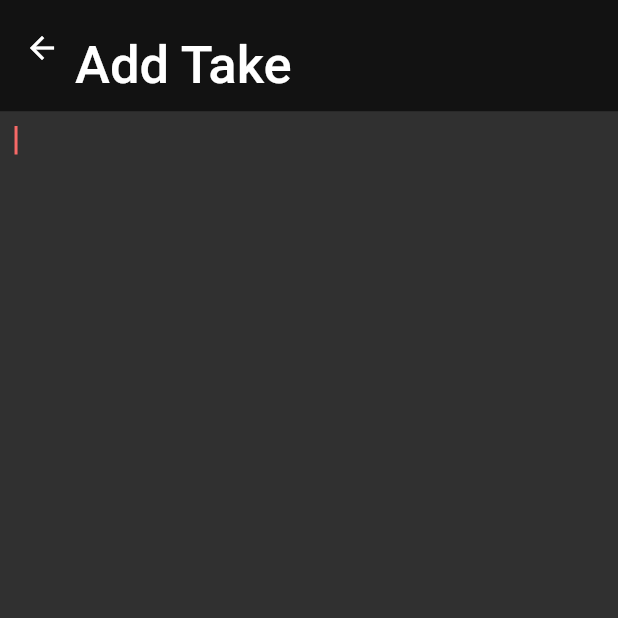
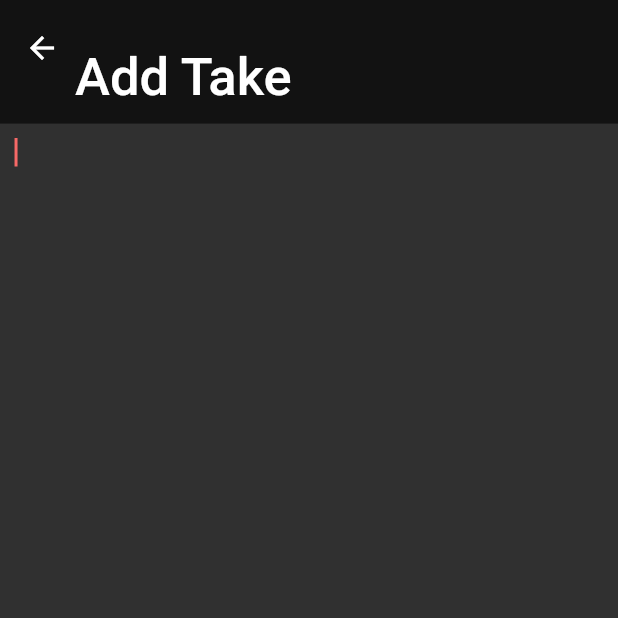
Before and after one commit to vinay416/quick_type, a Flutter app: the screen it shows once a user with an empty profile is signed in, after a tap on the "add" icon, on a phone screen of 412 x 824 dp, the top half of it. Run offline on Flutter 3.47's test engine with Material 2 defaults, Android fonts, the phone set to English and light mode, and no system bars; our stand-ins replace cloud_firestore, firebase_auth, firebase_core, firebase_database, flutter_svg, go_router and 4 more; missing offline and left inert: dart:ffi; accounts and stored records are empty; network calls fail.

Commit message:
fixes and changes

```diff
--- a/lib/app_global/app_textstyles.dart
+++ b/lib/app_global/app_textstyles.dart
@@ -1,4 +1,5 @@
 import 'package:flutter/material.dart';
+import 'package:quick_takes/app_global/app_colors.dart';
 
 class AppTextStyles {
   const AppTextStyles._();
@@ -28,4 +29,10 @@ class AppTextStyles {
         fontWeight: FontWeight.w400,
         color: Colors.grey,
       );
+
+  static TextStyle get action => const TextStyle(
+        fontSize: 16,
+        fontWeight: FontWeight.w400,
+        color: AppColors.secondary,
+      );
 }
--- a/lib/app_global/extension/context_extensions.dart
+++ b/lib/app_global/extension/context_extensions.dart
@@ -1,4 +1,7 @@
+import 'dart:ffi';
+
 import 'package:flutter/material.dart';
+import 'package:quick_takes/app_router.dart';
 
 extension CustomContext on BuildContext {
   bool get isDarkMode {
@@ -12,61 +15,16 @@ extension CustomContext on BuildContext {
   double get screenHeight {
     return MediaQuery.of(this).size.height;
   }
+}
 
-  double pixelWidth(double pixel) {
-    final screenWidth = MediaQuery.of(this).size.width;
-    final ratio = (pixel / _xdWidth * 100).roundToDouble() / 100;
-    final size = screenWidth * ratio;
-    return size;
+extension DoubleExtension on double {
+  double get w {
+    final context = AppRouter.navigatorKey.currentContext!;
+    return context.screenWidth * this;
   }
 
-  double pixelHeight(double pixel) {
-    final screenHeight = MediaQuery.of(this).size.height;
-    final ratio = (pixel / _xdHeight * 100).roundToDouble() / 100;
-    final size = screenHeight * ratio;
-    return size;
+  double get h {
+    final context = AppRouter.navigatorKey.currentContext!;
+    return context.screenHeight * this;
   }
-
-  double get _xdHeight {
-    const iphoneXdHeight = 932.0;
-    const androidXdHeight = 860.0;
-    const smallXdHeight = 870.0;
-    const largeXdHeight = 900.0;
-
-    final aspectRatio = MediaQuery.of(this).size.aspectRatio;
-
-    switch (aspectRatio) {
-      case iphoneProRatio:
-        return iphoneXdHeight;
-      case androidRatio:
-        return androidXdHeight;
-      case smallRatio:
-        return smallXdHeight;
-      default:
-        return largeXdHeight;
-    }
-  }
-
-  double get _xdWidth {
-    const iphoneXdWidth = 430.0;
-    const androidXdWidth = 392.0;
-    const smallXdWidth = 375.0;
-    const largeXdWidth = 1428.0;
-
-    final aspectRatio = MediaQuery.of(this).size.aspectRatio;
-    switch (aspectRatio) {
-      case iphoneProRatio:
-        return iphoneXdWidth;
-      case androidRatio:
-        return androidXdWidth;
-      case smallRatio:
-        return smallXdWidth;
-      default:
-        return largeXdWidth;
-    }
-  }
-
-  static const iphoneProRatio = 0.4613733905579399;
-  static const androidRatio = 0.5013927576601672;
-  static const smallRatio = 0.5622188905547226;
 }
--- a/lib/app_global/widgets/custom_scaffold.dart
+++ b/lib/app_global/widgets/custom_scaffold.dart
@@ -32,7 +32,7 @@ class CustomScaffold extends StatelessWidget {
             SliverAppBar.large(
               automaticallyImplyLeading: enableLeadingBack,
               title: Text(title!),
-              expandedHeight: isSmallAppBar ? context.pixelHeight(80) : null,
+              expandedHeight: isSmallAppBar ? 0.1.h : null,
               flexibleSpace: isSmallAppBar
                   ? Padding(
                       padding: EdgeInsets.only(
@@ -42,11 +42,18 @@ class CustomScaffold extends StatelessWidget {
                         crossAxisAlignment: CrossAxisAlignment.start,
                         children: [
                           const Spacer(),
-                          Text(
-                            title!,
-                            style: AppTextStyles.title.copyWith(
-                              color: AppColors.primaryLight,
-                            ),
+                          Row(
+                            children: [
+                              Text(
+                                title!,
+                                style: AppTextStyles.title.copyWith(
+                                  color: AppColors.primaryLight,
+                                ),
+                              ),
+                              const Spacer(),
+                              if (isSmallAppBar && actions != null) ...actions!,
+                              const SizedBox(width: 20),
+                            ],
                           ),
                           const SizedBox(height: 10),
                         ],
--- a/lib/app_router.dart
+++ b/lib/app_router.dart
@@ -4,7 +4,7 @@ import 'package:provider/provider.dart';
 import 'package:quick_takes/auth/view/login_view.dart';
 import 'package:quick_takes/auth/view_model/auth_view_model.dart';
 import 'package:quick_takes/home/view/home_view.dart';
-import 'package:quick_takes/home/view/new_take_view.dart';
+import 'package:quick_takes/home/view/new_take/new_take_view.dart';
 
 class AppRouter {
   AppRouter._();
--- a/lib/auth/model/user_model.dart
+++ b/lib/auth/model/user_model.dart
@@ -5,10 +5,12 @@ class UserModel {
     required this.username,
     required this.dpUrl,
     required this.email,
+    required this.createdDate,
   });
   final String username;
   final String dpUrl;
   final String email;
+  final DateTime createdDate;
 
   static String get ref => 'Users';
 
@@ -17,15 +19,16 @@ class UserModel {
       username: user.displayName ?? '',
       dpUrl: user.photoURL ?? '',
       email: user.email ?? '',
+      createdDate: DateTime.now(),
     );
   }
 
   factory UserModel.fromJson(Map<String, dynamic> json) {
     return UserModel(
-      username: json['username'] ?? '',
-      dpUrl: json['dpUrl'] ?? '',
-      email: json['email'] ?? '',
-    );
+        username: json['username'] ?? '',
+        dpUrl: json['dpUrl'] ?? '',
+        email: json['email'] ?? '',
+        createdDate: json['createdDate'] ?? '');
   }
 
   Map<String, dynamic> toJson() {
@@ -33,6 +36,7 @@ class UserModel {
       'username': username,
       'dpUrl': dpUrl,
       'email': email,
+      'createdDate': createdDate.millisecondsSinceEpoch,
     };
   }
 }
--- a/lib/auth/view/login_view.dart
+++ b/lib/auth/view/login_view.dart
@@ -10,6 +10,7 @@ class LoginView extends StatelessWidget {
   @override
   Widget build(BuildContext context) {
     return const SafeArea(
+      bottom: false,
       child: Scaffold(
         body: Stack(
           children: [
--- a/lib/auth/view/widgets/login_button.dart
+++ b/lib/auth/view/widgets/login_button.dart
@@ -18,7 +18,7 @@ class LoginButton extends StatelessWidget {
           return AnimatedContainer(
             duration: const Duration(milliseconds: 500),
             height: 45,
-            width: context.pixelWidth(300),
+            width: 0.8.w,
             child: OutlinedButton(
               onPressed: () {
                 context.read<AuthViewModel>().signInWithGoogle();
--- a/lib/auth/view/widgets/login_desc_card.dart
+++ b/lib/auth/view/widgets/login_desc_card.dart
@@ -16,11 +16,13 @@ class LoginDescCard extends StatelessWidget {
           vertical: 15,
         ),
         borderRadius: BorderRadius.circular(20),
-        height: context.pixelHeight(320),
-        width: context.pixelWidth(300),
-        child: Text(
-          AuthTexts.description,
-          style: AppTextStyles.descprition,
+        height: 0.45.h,
+        width: 0.8.w,
+        child: Center(
+          child: Text(
+            AuthTexts.description,
+            style: AppTextStyles.descprition,
+          ),
         ),
       ),
     );
--- a/lib/auth/view/widgets/login_foreground.dart
+++ b/lib/auth/view/widgets/login_foreground.dart
@@ -10,22 +10,18 @@ class LoginForeground extends StatelessWidget {
 
   @override
   Widget build(BuildContext context) {
-    return SafeArea(
-      child: Padding(
-        padding: EdgeInsets.symmetric(
-          horizontal: context.pixelWidth(20),
-          vertical: context.pixelHeight(20),
-        ),
+    return Padding(
+      padding: EdgeInsets.all(0.02.h),
       child: Column(
         crossAxisAlignment: CrossAxisAlignment.start,
         children: [
           loginTitle,
-            SizedBox(height: context.pixelHeight(100)),
+          const Spacer(),
           const LoginDescCard(),
-            SizedBox(height: context.pixelHeight(160)),
+          const Spacer(),
           const LoginButton(),
+          SizedBox(height: 0.05.h),
         ],
-        ),
       ),
     );
   }
--- /dev/null
+++ b/lib/home/model/take_model.dart
@@ -0,0 +1,52 @@
+class TakeModel {
+  const TakeModel({
+    required this.id,
+    required this.data,
+    required this.title,
+    required this.createdDate,
+  });
+  final int id;
+  final String data;
+  final String title;
+  final DateTime createdDate;
+
+  static String get ref => 'Takes';
+
+  Map<String, dynamic> toMap() {
+    return <String, dynamic>{
+      'data': data,
+      'title': title,
+      'createdDate': createdDate.millisecondsSinceEpoch,
+    };
+  }
+
+  factory TakeModel.fromMap(Map<String, dynamic> map) {
+    return TakeModel(
+      id: map['id'] as int,
+      data: map['data'] as String,
+      title: map['title'] as String,
+      createdDate: DateTime.fromMillisecondsSinceEpoch(
+        map['createdDate'] as int,
+      ),
+    );
+  }
+
+  factory TakeModel.add({required String data}) {
+    return TakeModel(
+      id: -DateTime.now().millisecondsSinceEpoch,
+      data: data,
+      title: _getTitle(data),
+      createdDate: DateTime.now(),
+    );
+  }
+
+  static String _getTitle(String data) {
+    if (data.isEmpty) return data;
+
+    if (data.length > 20) {
+      return data.substring(0, 20);
+    }
+
+    return data;
+  }
+}
--- a/lib/home/view/add_take_fab/add_take_fab.dart
+++ b/lib/home/view/add_take_fab/add_take_fab.dart
@@ -5,7 +5,7 @@ import 'package:quick_takes/app_global/app_colors.dart';
 import 'package:quick_takes/app_global/asset_images.dart';
 import 'package:quick_takes/app_global/extension/context_extensions.dart';
 import 'package:quick_takes/app_global/widgets/custom_fab.dart';
-import 'package:quick_takes/home/view/new_take_view.dart';
+import 'package:quick_takes/home/view/new_take/new_take_view.dart';
 
 class AddTakeFAB extends StatelessWidget {
   const AddTakeFAB({super.key});
@@ -16,8 +16,8 @@ class AddTakeFAB extends StatelessWidget {
       clipBehavior: Clip.none,
       children: [
         Positioned(
-          bottom: context.pixelHeight(80),
-          right: context.screenWidth * -0.04,
+          bottom: 0.1.h,
+          right: -0.05.w,
           child: SizedBox(
             width: context.screenWidth,
             child: const Center(
@@ -26,9 +26,9 @@ class AddTakeFAB extends StatelessWidget {
           ),
         ),
         Positioned(
-          right: context.pixelWidth(65),
-          bottom: context.pixelHeight(-50),
-          height: context.pixelHeight(60),
+          right: 0.16.w,
+          bottom: -0.09.h,
+          height: 0.09.h,
           child: Transform(
             transform: Matrix4.rotationX(pi),
             child: Image.asset(
--- a/lib/home/view/empty_view/home_empty_view.dart
+++ b/lib/home/view/empty_view/home_empty_view.dart
@@ -16,23 +16,24 @@ class HomeEmptyView extends StatelessWidget {
       physics: const NeverScrollableScrollPhysics(),
       title: 'Takes',
       isSmallAppBar: true,
-      body: Column(
-        mainAxisAlignment: MainAxisAlignment.center,
+      body: Padding(
+        padding: const EdgeInsets.all(10.0),
+        child: Column(
           children: [
-          Center(
-            child: SizedBox(
-              height: context.pixelHeight(550),
-              width: context.pixelWidth(300),
-              child: SvgPicture.asset(AssetSVG.kAddNote),
+            SizedBox(height: 0.1.h),
+            SvgPicture.asset(
+              AssetSVG.kAddNote,
+              height: 0.42.h,
+              width: 0.8.w,
             ),
-          ),
-          SizedBox(height: context.pixelHeight(30)),
+            SizedBox(height: 0.15.h),
             Text(
               'No Takes added yet!',
               style: AppTextStyles.subTitle,
             ),
           ],
         ),
+      ),
       floatingActionButton: const AddTakeFAB(),
     );
   }
--- a/lib/home/view/new_take_view.dart
+++ b/lib/home/view/new_take/new_take_view.dart
@@ -1,10 +1,13 @@
 import 'package:flutter/material.dart';
+import 'package:provider/provider.dart';
 import 'package:quick_takes/app_global/extension/context_extensions.dart';
 import 'package:quick_takes/app_global/widgets/custom_scaffold.dart';
+import 'package:quick_takes/home/model/take_model.dart';
+import 'package:quick_takes/home/view_model/takes_view_model.dart';
 
 class NewTakeView extends StatefulWidget {
-  const NewTakeView({super.key});
-
+  const NewTakeView({this.take, super.key});
+  final TakeModel? take;
   static String get routeName => 'new';
 
   @override
@@ -25,6 +28,8 @@ class _NewTakeViewState extends State<NewTakeView> {
   @override
   void didChangeDependencies() {
     height = context.screenHeight * 0.88;
+
+    // Todo : add data if take passed
     super.didChangeDependencies();
   }
 
@@ -40,6 +45,12 @@ class _NewTakeViewState extends State<NewTakeView> {
         child: TextField(
           controller: textController,
           scrollController: scrollController,
+          onChanged: (value) {
+            context.read<TakesViewModel>().debounceFunc(
+                  controller: textController,
+                  take: widget.take,
+                );
+          },
           expands: true,
           autofocus: true,
           decoration: const InputDecoration(
--- a/lib/home/view_model/takes_view_model.dart
+++ b/lib/home/view_model/takes_view_model.dart
@@ -1,7 +1,39 @@
-import 'package:flutter/foundation.dart';
+import 'dart:async';
+import 'package:flutter/material.dart';
+import 'package:quick_takes/home/model/take_model.dart';
+import 'package:quick_takes/home/repo/take_repo.dart';
 
 class TakesViewModel extends ChangeNotifier {
-  final List _takesList = [];
+  final TakeRepo _repo = TakeRepo();
+  final List<TakeModel> _takesList = [];
+  Timer? _debounce;
 
-  List get takesList => List.unmodifiable(_takesList);
+  List<TakeModel> get takesList => List.unmodifiable(_takesList);
+
+  void debounceFunc({
+    required TextEditingController controller,
+    required TakeModel? take,
+  }) {
+    if (take?.data == controller.text) {
+      _debounce?.cancel();
+    }
+    if (_debounce?.isActive ?? false) {
+      _debounce?.cancel();
+    } else {
+      _debounce = Timer(
+        const Duration(seconds: 5),
+        () => _addTake(take, controller.text),
+      );
+    }
+  }   // todo: optimize and fix bug
+
+  void _addTake(TakeModel? take, String data) {
+    // new Take created
+    if (take == null) {
+      final takeData = TakeModel.add(data: data);
+      _repo.saveTake(takeData);
+    } else {
+      _repo.saveTake(take);
+    }
+  }
 }
--- a/lib/main.dart
+++ b/lib/main.dart
@@ -5,7 +5,6 @@ import 'package:provider/provider.dart';
 import 'package:quick_takes/firebase_options.dart';
 import 'package:quick_takes/providers.dart';
 import 'package:quick_takes/app_router.dart';
-import 'package:quick_takes/theme/app_theme.dart';
 import 'package:quick_takes/theme/view_model/app_theme_view_model.dart';
 import 'package:shared_preferences/shared_preferences.dart';
 
@@ -33,12 +32,12 @@ class MainApp extends StatelessWidget {
         builder: (context, viewModel, _) {
           final themeMode = viewModel.themeMode;
           return MaterialApp.router(
-              debugShowCheckedModeBanner: false,
-              routerConfig: AppRouter.instance.config,
-              theme: viewModel.lightTheme,
-              darkTheme: viewModel.darkTheme,
-              themeMode: ThemeMode.dark //themeMode,
-              );
+            debugShowCheckedModeBanner: false,
+            routerConfig: AppRouter.instance.config,
+            theme: viewModel.lightTheme,
+            darkTheme: viewModel.darkTheme,
+            themeMode: themeMode,
+          );
         },
       ),
     );
```
Also changed, not shown: lib/auth/view/widgets/log_out_button.dart (added, +21 -0 lines), lib/home/repo/take_repo.dart (added, +42 -0 lines), 3 other files. Lines whose indentation alone changed are shown as unchanged.
